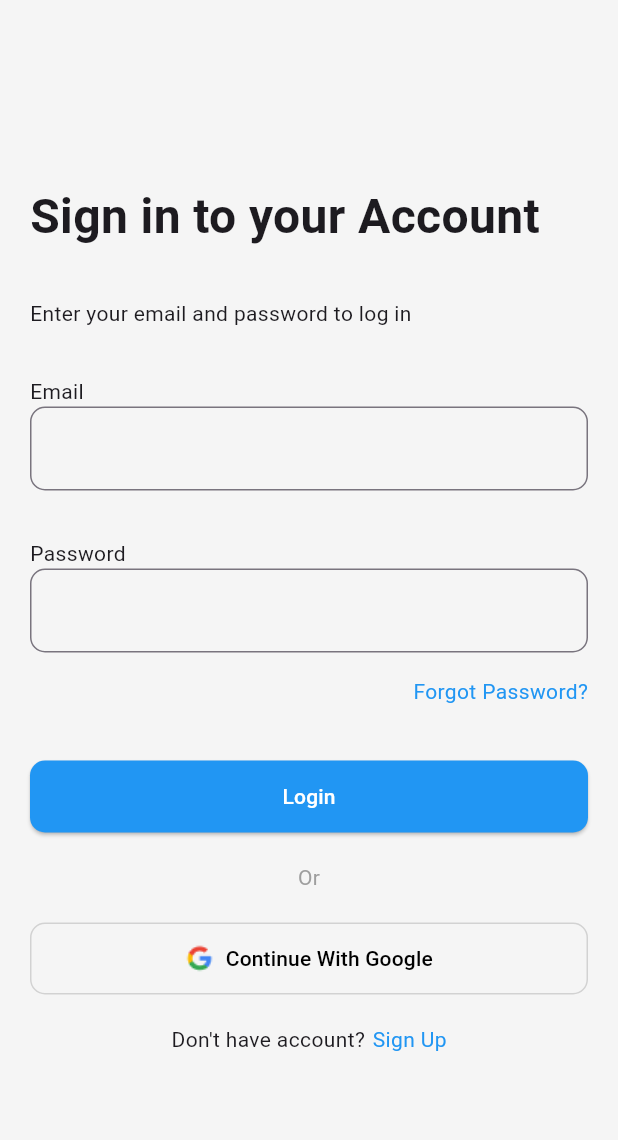
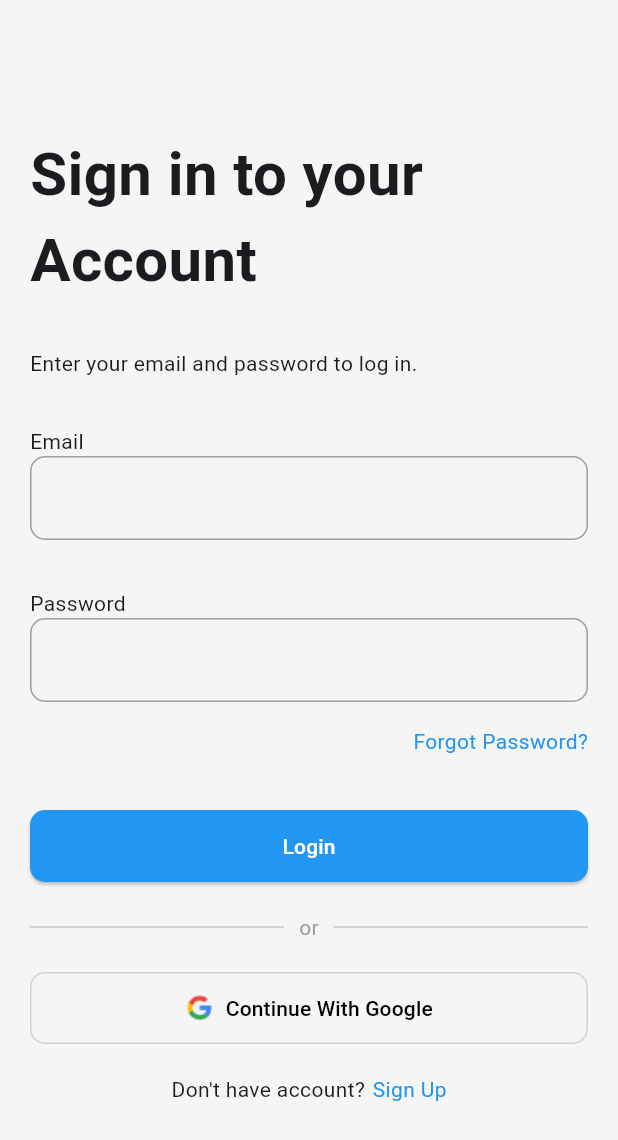
Before and after one commit to wandi1209/wri_mobile, a Flutter app: the LoginScreen screen opened directly, on a phone screen of 412 x 824 dp. Shown: the top 1140 px of the screen. Run offline on Flutter 3.47's test engine with Material 3 defaults, Android fonts, the phone set to English and light mode, and no system bars.

Commit message:
wrap up login screen

```diff
--- a/lib/home_screen.dart
+++ b/lib/home_screen.dart
@@ -88,6 +88,15 @@ class _HomeScreenState extends State<HomeScreen> {
               )),
             ),
             ListTile(
+              onTap: () {},
+              leading: Icon(Icons.today),
+              title: Text(
+                "To Do",
+                style: TextStyle(fontWeight: FontWeight.bold),
+              ),
+            ),
+            ListTile(
+              onTap: () {},
               leading: Icon(Icons.check_box),
               title: Text(
                 "Completed",
--- a/lib/login_screen.dart
+++ b/lib/login_screen.dart
@@ -12,6 +12,7 @@ class _LoginScreenState extends State<LoginScreen> {
   @override
   Widget build(BuildContext context) {
     return Scaffold(
+      resizeToAvoidBottomInset: false,
       body: Container(
         height: double.infinity,
         padding: EdgeInsets.all(20),
@@ -24,19 +25,30 @@ class _LoginScreenState extends State<LoginScreen> {
                 "Sign in to your Account",
                 style: TextStyle(
                   fontWeight: FontWeight.bold,
-                  fontSize: 32,
+                  fontSize: 40,
                 ),
               ),
-              SizedBox(height: 32),
-              Text("Enter your email and password to log in"),
+              SizedBox(height: 30),
+              Text("Enter your email and password to log in."),
               Padding(
                 padding: EdgeInsets.only(top: 32),
                 child: Text("Email"),
               ),
               TextField(
                 decoration: InputDecoration(
-                    border: OutlineInputBorder(
-                        borderRadius: BorderRadius.circular(10))),
+                  border: OutlineInputBorder(
+                    borderRadius: BorderRadius.circular(10),
+                    borderSide: BorderSide(color: Colors.grey),
+                  ),
+                  enabledBorder: OutlineInputBorder(
+                    borderRadius: BorderRadius.circular(10),
+                    borderSide: BorderSide(color: Colors.grey),
+                  ),
+                  focusedBorder: OutlineInputBorder(
+                    borderRadius: BorderRadius.circular(10),
+                    borderSide: BorderSide(color: Colors.grey),
+                  ),
+                ),
               ),
               Padding(
                 padding: EdgeInsets.only(top: 32),
@@ -46,7 +58,17 @@ class _LoginScreenState extends State<LoginScreen> {
                 obscureText: true,
                 decoration: InputDecoration(
                   border: OutlineInputBorder(
-                      borderRadius: BorderRadius.circular(10)),
+                    borderRadius: BorderRadius.circular(10),
+                    borderSide: BorderSide(color: Colors.grey),
+                  ),
+                  enabledBorder: OutlineInputBorder(
+                    borderRadius: BorderRadius.circular(10),
+                    borderSide: BorderSide(color: Colors.grey),
+                  ),
+                  focusedBorder: OutlineInputBorder(
+                    borderRadius: BorderRadius.circular(10),
+                    borderSide: BorderSide(color: Colors.grey),
+                  ),
                 ),
               ),
               Padding(
@@ -91,10 +113,23 @@ class _LoginScreenState extends State<LoginScreen> {
               Row(
                 mainAxisAlignment: MainAxisAlignment.center,
                 children: [
-                  Text(
-                    "Or",
-                    style: TextStyle(color: Colors.grey),
-                  )
+                  Expanded(
+                    child: Divider(
+                      thickness: 1,
+                    ),
+                  ),
+                  Padding(
+                    padding: const EdgeInsets.symmetric(horizontal: 10),
+                    child: Text(
+                      "or",
+                      style: TextStyle(color: Colors.grey),
+                    ),
+                  ),
+                  Expanded(
+                    child: Divider(
+                      thickness: 1,
+                    ),
+                  ),
                 ],
               ),
               Container(
--- a/lib/main.dart
+++ b/lib/main.dart
@@ -21,7 +21,7 @@ class _MyAppState extends State<MyApp> {
           scaffoldBackgroundColor: Colors.grey[100],
           appBarTheme: AppBarTheme(color: Colors.grey[100])),
       debugShowCheckedModeBanner: false,
-      home: HomeScreen(),
+      home: LoginScreen(),
     );
   }
 }
```
